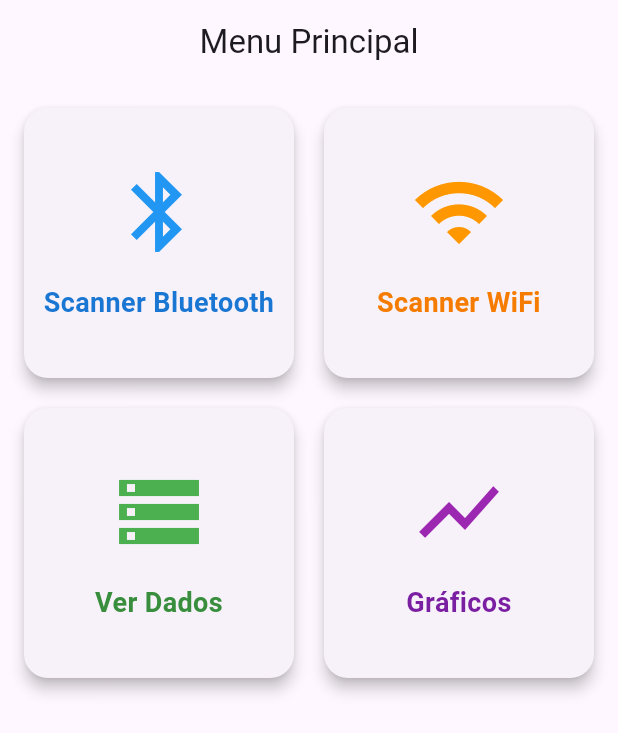
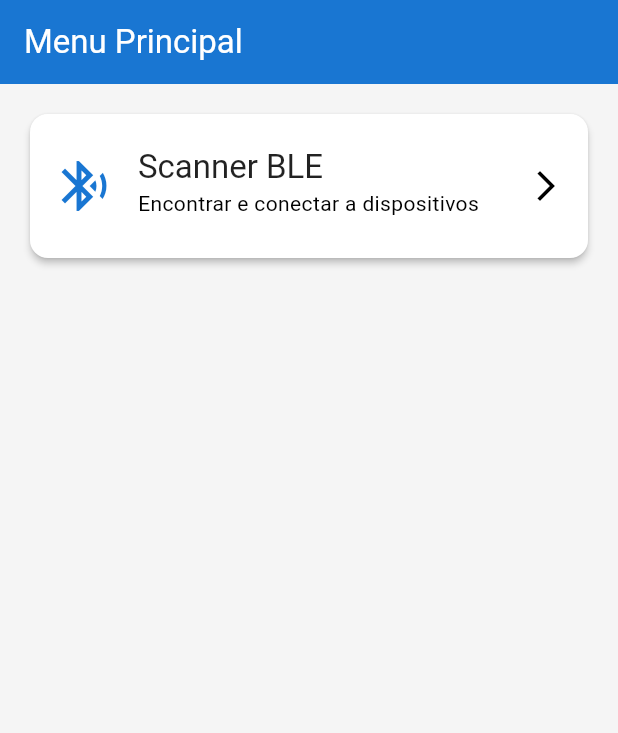
Before and after one commit to filipe-vitorino/pad, a Flutter app: the screen it shows after launch, on a phone screen of 412 x 824 dp. Shown: the top 733 px of the screen. Run offline on Flutter 3.47's test engine with Material 3 defaults, Android fonts, the phone set to English and light mode, and no system bars; our stand-ins replace flutter_blue_plus.

Commit message:
Ble scanner

```diff
--- a/lib/main.dart
+++ b/lib/main.dart
@@ -1,88 +1,114 @@
 import 'package:flutter/material.dart';
+import 'package:provider/provider.dart';
+import 'viewmodels/scanner_viewmodel.dart';
+import 'views/scanner_view.dart';
+
+// Constantes de tema podem ser movidas para um arquivo separado (ex: theme.dart)
+final ThemeData lightTheme = ThemeData.light().copyWith(
+  primaryColor: Colors.blue.shade700,
+  scaffoldBackgroundColor: const Color(0xFFF5F5F5),
+  cardColor: Colors.white,
+  textTheme: const TextTheme(
+    bodyMedium: TextStyle(color: Colors.black54),
+    headlineMedium: TextStyle(
+      color: Colors.black87,
+      fontWeight: FontWeight.bold,
+    ),
+    titleLarge: TextStyle(color: Colors.black87),
+  ),
+  appBarTheme: AppBarTheme(
+    backgroundColor: Colors.blue.shade700,
+    foregroundColor: Colors.white,
+  ),
+  colorScheme: ColorScheme.fromSwatch(
+    brightness: Brightness.light,
+    primarySwatch: Colors.blue,
+  ).copyWith(secondary: Colors.blueAccent),
+);
 
 void main() {
-  runApp(MyApp());
+  runApp(const MyApp());
 }
 
 class MyApp extends StatelessWidget {
+  const MyApp({super.key});
+
   @override
   Widget build(BuildContext context) {
-    return MaterialApp(
-      title: 'Menu Principal',
-      theme: ThemeData(primarySwatch: Colors.blue),
-      home: MainMenuPage(),
+    // O ChangeNotifierProvider é colocado aqui para que o ViewModel
+    // esteja disponível para a ScannerView e suas filhas.
+    return ChangeNotifierProvider(
+      create: (context) => ScannerViewModel(),
+      child: MaterialApp(
+        title: 'ESP32 BLE Sensores',
+        theme: lightTheme,
+        home: const MainMenuPage(),
+      ),
     );
   }
 }
 
 class MainMenuPage extends StatelessWidget {
-  final List<_MenuItem> menuItems = [
-    _MenuItem(
-      'Scanner Bluetooth',
-      Icons.bluetooth,
-      Colors.blue,
-      //BluetoothScannerPage(),
-      ScannerBlePage(),
-    ),
-    _MenuItem('Scanner WiFi', Icons.wifi, Colors.orange, ScannerWifiPage()),
-    _MenuItem('Ver Dados', Icons.storage, Colors.green, VerDadosPage()),
-    _MenuItem('Gráficos', Icons.show_chart, Colors.purple, GraficosPage()),
-  ];
+  const MainMenuPage({super.key});
 
   @override
   Widget build(BuildContext context) {
     return Scaffold(
-      appBar: AppBar(title: Text('Menu Principal'), centerTitle: true),
-      body: Padding(
-        padding: const EdgeInsets.all(12.0),
-        child: GridView.count(
-          crossAxisCount: 2,
-          crossAxisSpacing: 12,
-          mainAxisSpacing: 12,
-          children:
-              menuItems.map((item) {
-                return GestureDetector(
+      appBar: AppBar(title: const Text('Menu Principal')),
+      body: ListView(
+        padding: const EdgeInsets.all(16.0),
+        children: [
+          _MenuItem(
+            title: 'Scanner BLE',
+            subtitle: 'Encontrar e conectar a dispositivos',
+            icon: Icons.bluetooth_searching,
+            color: Colors.blue.shade700,
             onTap: () {
               Navigator.push(
                 context,
-                      MaterialPageRoute(builder: (context) => item.page),
+                MaterialPageRoute(builder: (context) => const ScannerView()),
               );
             },
-                  child: Card(
-                    shape: RoundedRectangleBorder(
-                      borderRadius: BorderRadius.circular(16),
           ),
-                    elevation: 4,
-                    child: Column(
-                      mainAxisAlignment: MainAxisAlignment.center,
-                      children: [
-                        Icon(item.icon, size: 64, color: item.color),
-                        SizedBox(height: 16),
-                        Text(
-                          item.title,
-                          style: TextStyle(
-                            fontSize: 18,
-                            fontWeight: FontWeight.bold,
-                            color: item.color.shade700,
-                          ),
-                          textAlign: TextAlign.center,
-                        ),
+          // Adicione outros itens de menu aqui se precisar
         ],
       ),
-                  ),
     );
-              }).toList(),
+  }
+}
+
+// Widget auxiliar para os itens do menu
+class _MenuItem extends StatelessWidget {
+  final String title;
+  final String subtitle;
+  final IconData icon;
+  final Color color;
+  final VoidCallback onTap;
+
+  const _MenuItem({
+    required this.title,
+    required this.subtitle,
+    required this.icon,
+    required this.color,
+    required this.onTap,
+  });
+
+  @override
+  Widget build(BuildContext context) {
+    return Card(
+      elevation: 2,
+      shape: RoundedRectangleBorder(borderRadius: BorderRadius.circular(12)),
+      child: ListTile(
+        leading: Icon(icon, size: 40, color: color),
+        title: Text(title, style: Theme.of(context).textTheme.titleLarge),
+        subtitle: Text(subtitle),
+        trailing: const Icon(Icons.arrow_forward_ios),
+        onTap: onTap,
+        contentPadding: const EdgeInsets.symmetric(
+          vertical: 12,
+          horizontal: 16,
         ),
       ),
     );
   }
 }
-
-class _MenuItem {
-  final String title;
-  final IconData icon;
-  final MaterialColor color;
-  final Widget page;
-
-  _MenuItem(this.title, this.icon, this.color, this.page);
-}
--- a/pubspec.yaml
+++ b/pubspec.yaml
@@ -30,7 +30,8 @@ environment:
 dependencies:
   flutter:
     sdk: flutter
-
+  flutter_blue_plus: ^1.31.18 # ou a versão que você está usando
+  provider: ^6.1.2
   # The following adds the Cupertino Icons font to your application.
   # Use with the CupertinoIcons class for iOS style icons.
   cupertino_icons: ^1.0.8
```
Also changed, not shown: lib/models/sensor_data.dart (added, +25 -0 lines), lib/services/ble_service.dart (added, +159 -0 lines), lib/viewmodels/controller_viewmodel.dart (added, +48 -0 lines), lib/viewmodels/scanner_viewmodel.dart (added, +47 -0 lines), lib/views/controller_view.dart (added, +145 -0 lines), lib/views/scanner_view.dart (added, +80 -0 lines), pubspec.lock, 2 other files. Lines whose indentation alone changed are shown as unchanged.
